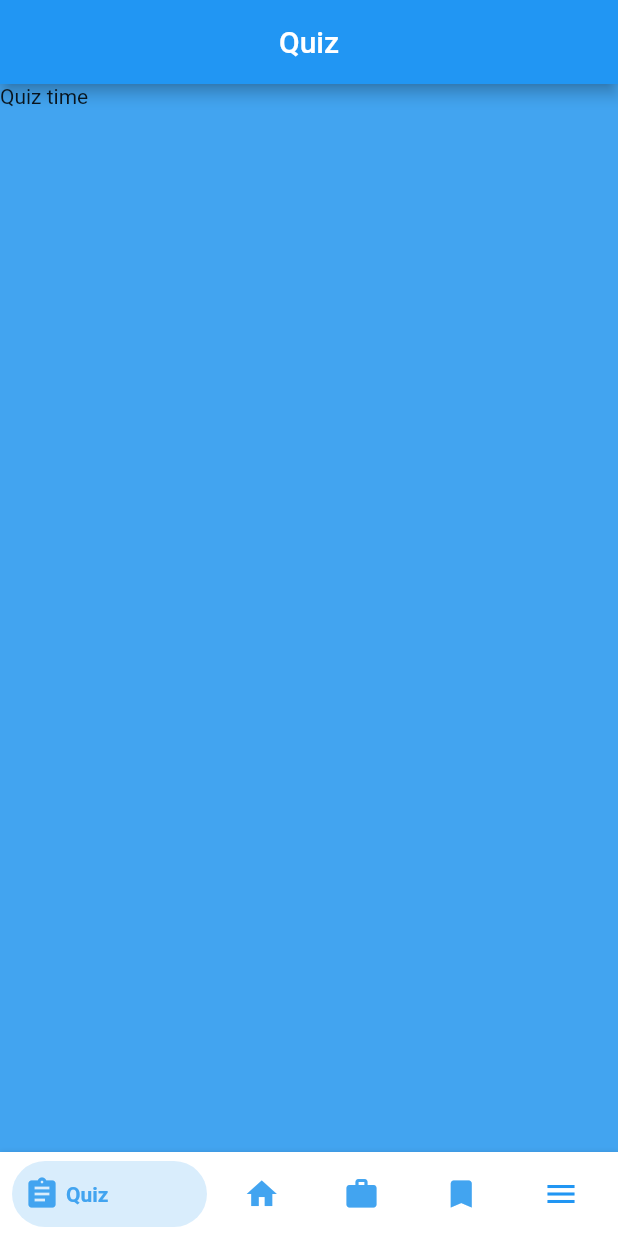
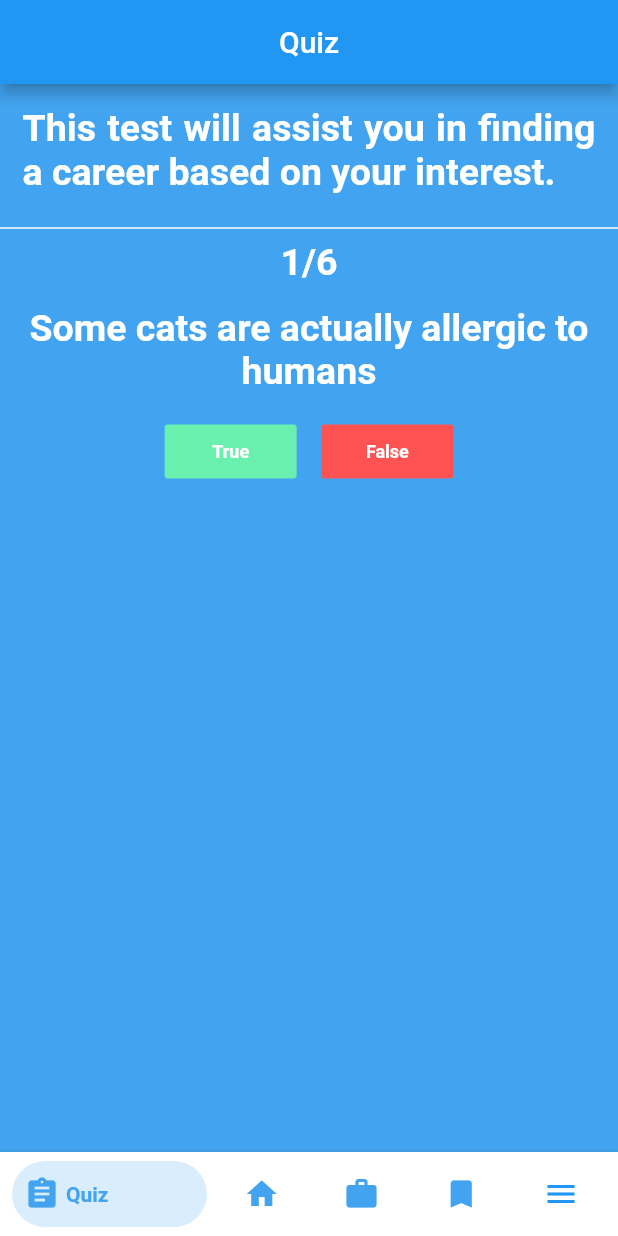
Before and after one commit to Abuubkar/fyp-career-road, a Flutter app: the QuizScreen screen opened directly, on a phone screen of 412 x 824 dp. Run offline on Flutter 3.47's test engine with Material 2 defaults, Android fonts, the phone set to English and light mode, and no system bars; drawn by our look-alikes of bottom_navy_bar; our stand-ins replace firebase_auth, firebase_core, google_nav_bar, rflutter_alert; accounts and stored records are empty.

Commit message:
quiz classes and view added

```diff
--- a/fyp_career_road/lib/screens/add_career_screen.dart
+++ b/fyp_career_road/lib/screens/add_career_screen.dart
@@ -2,7 +2,6 @@ import 'package:flutter/material.dart';
 import 'package:provider/provider.dart';
 
 import '../components/bottomNavBar.dart';
-import '../utilities/constants.dart';
 import '../utilities/constants.dart';
 import 'menu_screen.dart';
 
--- a/fyp_career_road/lib/screens/quiz_screen.dart
+++ b/fyp_career_road/lib/screens/quiz_screen.dart
@@ -1,10 +1,16 @@
 import 'package:fyp_career_road/components/bottomNavBar.dart';
 import 'package:fyp_career_road/utilities/constants.dart';
 import 'package:flutter/material.dart';
+import 'package:fyp_career_road/utilities/quiz_brain.dart';
+import 'package:rflutter_alert/rflutter_alert.dart';
+
+QuizBrain quizBrain = QuizBrain();
 
 class QuizScreen extends StatelessWidget {
   @override
   Widget build(BuildContext context) {
+    quizBrain.reset();
+
     int _bottomNavIndex = 0;
     return Scaffold(
       appBar: AppBar(
@@ -12,10 +18,119 @@ class QuizScreen extends StatelessWidget {
         automaticallyImplyLeading: false,
       ),
       backgroundColor: kBackgroundColor,
-      body: Container(
-        child: Text('Quiz time'),
-      ),
+      body: QuizPage(),
       bottomNavigationBar: BottomNavBar(bottomNavIndex: _bottomNavIndex),
     );
   }
 }
+
+class QuizPage extends StatefulWidget {
+  @override
+  _QuizPageState createState() => _QuizPageState();
+}
+
+class _QuizPageState extends State<QuizPage> {
+  List<String> scoreKeeper = [];
+
+  void checkAnswer(bool userPickedAnswer) {
+    String correctAnswer = quizBrain.getCorrectAnswer();
+
+    setState(() {
+      if (quizBrain.isFinished()) {
+        //Creating alert
+        Alert(
+          context: context,
+          title: 'Finished!',
+          // TODO: Add code to count which courseID is most present in list
+          // and display its name
+          desc: 'You\'ve reached the end of the quiz.',
+        ).show();
+
+        //reset the questionNumber,
+        quizBrain.reset();
+
+        //empty out the scoreKeeper.
+        scoreKeeper = [];
+      }
+
+      //If we've not reached the end, ELSE do the answer checking steps below
+      else {
+        // adding user choice
+        if (userPickedAnswer == true) scoreKeeper.add(correctAnswer);
+
+        quizBrain.nextQuestion();
+      }
+    });
+  }
+
+  @override
+  Widget build(BuildContext context) {
+    Size size = MediaQuery.of(context).size;
+    return Column(
+      // mainAxisAlignment: MainAxisAlignment.center,
+      crossAxisAlignment: CrossAxisAlignment.center,
+      children: <Widget>[
+        Padding(
+          padding: const EdgeInsets.all(15.0),
+          child: Text(
+            "This test will assist you in finding a career based on your interest.",
+            textAlign: TextAlign.justify,
+            style: kTitleStyle,
+          ),
+        ),
+        Divider(
+          color: Colors.white,
+          thickness: 1.0,
+        ),
+        Text(
+          (quizBrain.getQuestionNumber() + 1).toString() +
+              "/" +
+              quizBrain.getQuestionCount().toString(),
+          textAlign: TextAlign.center,
+          style: kTitleStyle,
+        ),
+        Padding(
+          padding: const EdgeInsets.all(15.0),
+          child: Text(
+            quizBrain.getQuestionText(),
+            textAlign: TextAlign.center,
+            style: kTitleStyle,
+          ),
+        ),
+        Row(
+          mainAxisAlignment: MainAxisAlignment.center,
+          children: [
+            // ignore: deprecated_member_use
+            FlatButton(
+              textColor: Colors.white,
+              color: Colors.greenAccent,
+              child: Text(
+                'True',
+                style: kLabelStyle,
+              ),
+              onPressed: () {
+                //The user picked true.
+                checkAnswer(true);
+              },
+            ),
+            SizedBox(
+              width: size.width * 0.04,
+            ),
+            // ignore: deprecated_member_use
+            FlatButton(
+              color: Colors.redAccent,
+              child: Text(
+                'False',
+                style: kLabelStyle,
+              ),
+              onPressed: () {
+                //The user picked false.
+                checkAnswer(false);
+              },
+            ),
+          ],
+        ),
+      ],
+    );
+  }
+}
--- a/fyp_career_road/pubspec.yaml
+++ b/fyp_career_road/pubspec.yaml
@@ -23,6 +23,7 @@ dependencies:
   firebase_core: ^0.5.0
   firebase_auth: ^0.18.0+1
   provider: ^4.3.2+1
+  rflutter_alert: ^2.0.2
 
 dev_dependencies:
   flutter_test:
```
Also changed, not shown: fyp_career_road/lib/utilities/question.dart (added, +9 -0 lines), fyp_career_road/lib/utilities/quiz_brain.dart (added, +53 -0 lines), fyp_career_road/pubspec.lock.
